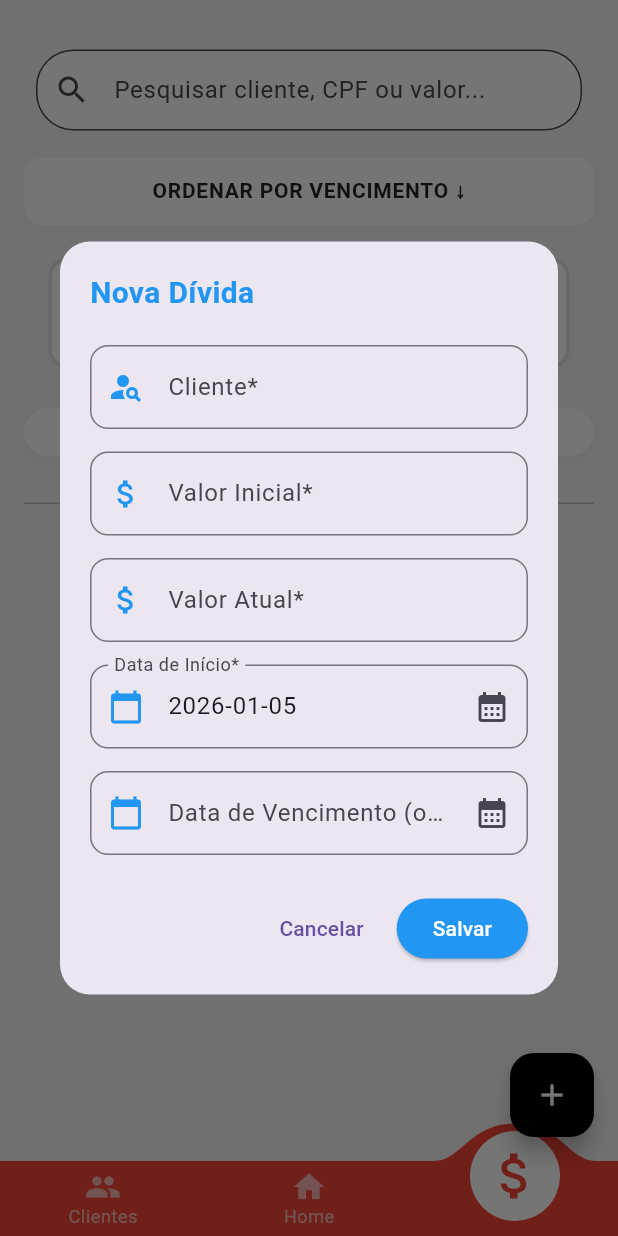
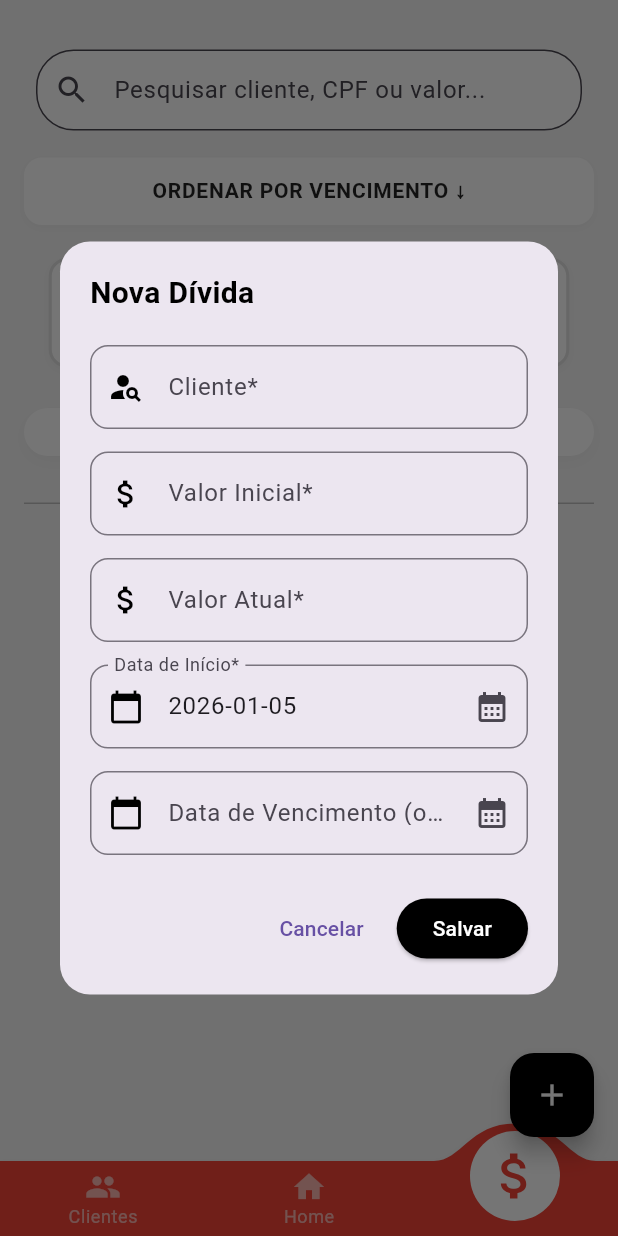
Before and after one commit to LigiaMenezes/Farmacia_Flutter, a Flutter app: the HomeCaixa screen opened directly with empty values, item 3 of the bottom bar chosen, after a tap on the "add" icon, on a phone screen of 412 x 824 dp. Run offline on Flutter 3.47's test engine with Material 3 defaults, Android fonts, the phone set to English and light mode, and no system bars; drawn by our look-alikes of convex_bottom_bar; our stand-ins replace flutter_dotenv, shared_preferences, supabase_flutter; accounts and stored records are empty.

Commit message:
Mudança estetica

```diff
--- a/lib/screens/Caixa/TelaDivida.dart
+++ b/lib/screens/Caixa/TelaDivida.dart
@@ -474,7 +474,7 @@ class _TelaDividasCaixaState extends State<TelaDividasCaixa> {
                   style: TextStyle(
                     fontSize: 20,
                     fontWeight: FontWeight.bold,
-                    color: Colors.blue,
+                    color: Colors.black,
                   ),
                 ),
                 const SizedBox(height: 20),
@@ -505,7 +505,7 @@ class _TelaDividasCaixaState extends State<TelaDividasCaixa> {
                       decoration: InputDecoration(
                         labelText: 'Cliente*',
                         hintText: 'Digite o nome do cliente',
-                        prefixIcon: const Icon(Icons.person_search, color: Colors.blue),
+                        prefixIcon: const Icon(Icons.person_search, color: Colors.black),
                         border: OutlineInputBorder(
                           borderRadius: BorderRadius.circular(12),
                         ),
@@ -521,14 +521,14 @@ class _TelaDividasCaixaState extends State<TelaDividasCaixa> {
                   keyboardType: TextInputType.numberWithOptions(decimal: true),
                   decoration: InputDecoration(
                     labelText: 'Valor Inicial*',
-                    prefixIcon: const Icon(Icons.attach_money, color: Colors.blue),
+                    prefixIcon: const Icon(Icons.attach_money, color: Colors.black),
                     border: OutlineInputBorder(
                       borderRadius: BorderRadius.circular(12),
                       borderSide: BorderSide(color: Colors.grey.shade300),
                     ),
                     focusedBorder: OutlineInputBorder(
                       borderRadius: BorderRadius.circular(12),
-                      borderSide: const BorderSide(color: Colors.blue, width: 2),
+                      borderSide: const BorderSide(color: Colors.black, width: 2),
                     ),
                   ),
                 ),
@@ -540,14 +540,14 @@ class _TelaDividasCaixaState extends State<TelaDividasCaixa> {
                   keyboardType: TextInputType.numberWithOptions(decimal: true),
                   decoration: InputDecoration(
                     labelText: 'Valor Atual*',
-                    prefixIcon: const Icon(Icons.attach_money, color: Colors.blue),
+                    prefixIcon: const Icon(Icons.attach_money, color: Colors.black),
                     border: OutlineInputBorder(
                       borderRadius: BorderRadius.circular(12),
                       borderSide: BorderSide(color: Colors.grey.shade300),
                     ),
                     focusedBorder: OutlineInputBorder(
                       borderRadius: BorderRadius.circular(12),
-                      borderSide: const BorderSide(color: Colors.blue, width: 2),
+                      borderSide: const BorderSide(color: Colors.black, width: 2),
                     ),
                   ),
                 ),
@@ -559,14 +559,14 @@ class _TelaDividasCaixaState extends State<TelaDividasCaixa> {
                   readOnly: true,
                   decoration: InputDecoration(
                     labelText: 'Data de Início*',
-                    prefixIcon: const Icon(Icons.calendar_today, color: Colors.blue),
+                    prefixIcon: const Icon(Icons.calendar_today, color: Colors.black),
                     border: OutlineInputBorder(
                       borderRadius: BorderRadius.circular(12),
                       borderSide: BorderSide(color: Colors.grey.shade300),
                     ),
                     focusedBorder: OutlineInputBorder(
                       borderRadius: BorderRadius.circular(12),
-                      borderSide: const BorderSide(color: Colors.blue, width: 2),
+                      borderSide: const BorderSide(color: Colors.black, width: 2),
                     ),
                     suffixIcon: IconButton(
                       icon: const Icon(Icons.calendar_month),
@@ -582,14 +582,14 @@ class _TelaDividasCaixaState extends State<TelaDividasCaixa> {
                   readOnly: true,
                   decoration: InputDecoration(
                     labelText: 'Data de Vencimento (opcional)',
-                    prefixIcon: const Icon(Icons.calendar_today, color: Colors.blue),
+                    prefixIcon: const Icon(Icons.calendar_today, color: Colors.black),
                     border: OutlineInputBorder(
                       borderRadius: BorderRadius.circular(12),
                       borderSide: BorderSide(color: Colors.grey.shade300),
                     ),
                     focusedBorder: OutlineInputBorder(
                       borderRadius: BorderRadius.circular(12),
-                      borderSide: const BorderSide(color: Colors.blue, width: 2),
+                      borderSide: const BorderSide(color: Colors.black, width: 2),
                     ),
                     suffixIcon: IconButton(
                       icon: const Icon(Icons.calendar_month),
@@ -613,7 +613,7 @@ class _TelaDividasCaixaState extends State<TelaDividasCaixa> {
                         salvarDivida();
                       },
                       style: ElevatedButton.styleFrom(
-                        backgroundColor: Colors.blue,
+                        backgroundColor: Colors.black,
                         foregroundColor: Colors.white,
                       ),
                       child: const Text('Salvar'),
@@ -1169,6 +1169,7 @@ class _TelaDividasCaixaState extends State<TelaDividasCaixa> {
         onPressed: () => abrirDialogCadastroDivida(),
       ),
 
+
       body: SafeArea(
         child: Padding(
           padding: const EdgeInsets.symmetric(horizontal: 16, vertical: 10),
@@ -1229,7 +1230,7 @@ class _TelaDividasCaixaState extends State<TelaDividasCaixa> {
                   children: [
                     _ordenarBotao("VALOR", 'preco', Icons.attach_money, Colors.red),
                     _ordenarBotao("VENCIMENTO", 'vencimento', Icons.calendar_today, Colors.green),
-                    _ordenarBotao("DATA INICIAL", 'data_inicio', Icons.calendar_month, Colors.blue),
+                    _ordenarBotao("DATA INICIAL", 'data_inicio', Icons.calendar_month, Colors.black),
                   ],
                 ),
               ),
@@ -1289,7 +1290,7 @@ class _TelaDividasCaixaState extends State<TelaDividasCaixa> {
                           mainAxisAlignment: MainAxisAlignment.center,
                           children: [
                             CircularProgressIndicator(
-                              color: Colors.blue,
+                              color: Colors.black,
                               strokeWidth: 3,
                             ),
                             SizedBox(height: 15),
@@ -1304,7 +1305,7 @@ class _TelaDividasCaixaState extends State<TelaDividasCaixa> {
                         ),
                       )
                     : refreshingDividas
-                        ? const Center(child: CircularProgressIndicator(color: Colors.blue))
+                        ? const Center(child: CircularProgressIndicator(color: Colors.black))
                         : filtradas.isEmpty
                             ? Center(
                                 child: Column(
@@ -1340,7 +1341,7 @@ class _TelaDividasCaixaState extends State<TelaDividasCaixa> {
                                 ),
                               )
                             : RefreshIndicator(
-                                color: Colors.blue,
+                                color: Colors.black,
                                 onRefresh: carregarDividas,
                                 child: ListView.builder(
                                   itemCount: filtradas.length,
--- a/lib/screens/Caixa/home.dart
+++ b/lib/screens/Caixa/home.dart
@@ -227,7 +227,7 @@ class _HomeCaixaState extends State<HomeCaixa> {
       children: [
         Expanded(
           child: Divider(
-            color: Colors.blue,
+            color: Colors.red,
             thickness: 2,
             endIndent: 10, // Espaço à direita da linha
           ),
@@ -237,12 +237,12 @@ class _HomeCaixaState extends State<HomeCaixa> {
           style: TextStyle(
             fontSize: 20,
             fontWeight: FontWeight.bold,
-            color: Colors.blue,
+            color: Colors.red,
           ),
         ),
         Expanded(
           child: Divider(
-            color: Colors.blue,
+            color: Colors.red,
             thickness: 2,
             indent: 10, // Espaço à esquerda da linha
           ),
@@ -252,21 +252,24 @@ class _HomeCaixaState extends State<HomeCaixa> {
   }
 
 
-  // Widget para o botão SAIR na parte inferior
   Widget _buildSairButton() {
-    return Container(
+    return Column(
+      mainAxisSize: MainAxisSize.min,
+      children: [
+        Container(
           margin: const EdgeInsets.all(16),
           child: ElevatedButton(
             onPressed: () async {
               final prefs = await SharedPreferences.getInstance();
               await prefs.remove('username');
               await prefs.remove('password');
-          supabase.auth.signOut().then((_) {
+
+              await supabase.auth.signOut();
+
               Navigator.pushReplacement(
                 context,
                 MaterialPageRoute(builder: (context) => const Login()),
               );
-          });
             },
             style: ElevatedButton.styleFrom(
               backgroundColor: Colors.red,
@@ -288,8 +291,12 @@ class _HomeCaixaState extends State<HomeCaixa> {
               ),
             ),
           ),
+        ),
+        const SizedBox(height: 10),
+      ],
     );
   }
+
 
   int _navIndex = 1;
 
--- a/lib/screens/Gerente/home.dart
+++ b/lib/screens/Gerente/home.dart
@@ -611,7 +611,7 @@ Widget build(BuildContext context) {
                       children: [
                         const Expanded(
                           child: Divider(
-                            color: Colors.blue,
+                            color: Colors.red,
                             thickness: 2,
                             endIndent: 10, // Espaço à direita antes da linha
                           ),
@@ -621,12 +621,12 @@ Widget build(BuildContext context) {
                           style: TextStyle(
                             fontSize: 22,
                             fontWeight: FontWeight.bold,
-                            color: Colors.blue,
+                            color: Colors.red,
                           ),
                         ),
                         const Expanded(
                           child: Divider(
-                            color: Colors.blue,
+                            color: Colors.red,
                             thickness: 2,
                             indent: 10, // Espaço à esquerda depois da linha
                           ),
```
Also changed, not shown: lib/screens/Caixa/TelaCliente.dart (+15 -15 lines), lib/screens/Gerente/TelaCliente.dart (+16 -16 lines), lib/screens/Gerente/TelaDivida.dart (+21 -19 lines). Lines whose indentation alone changed are shown as unchanged.
